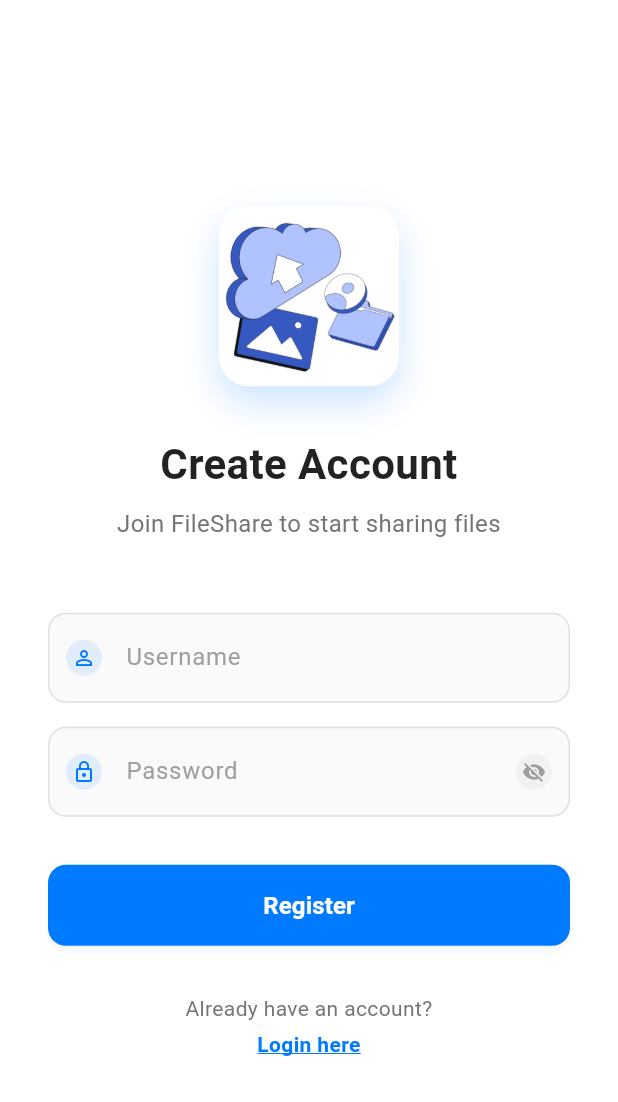
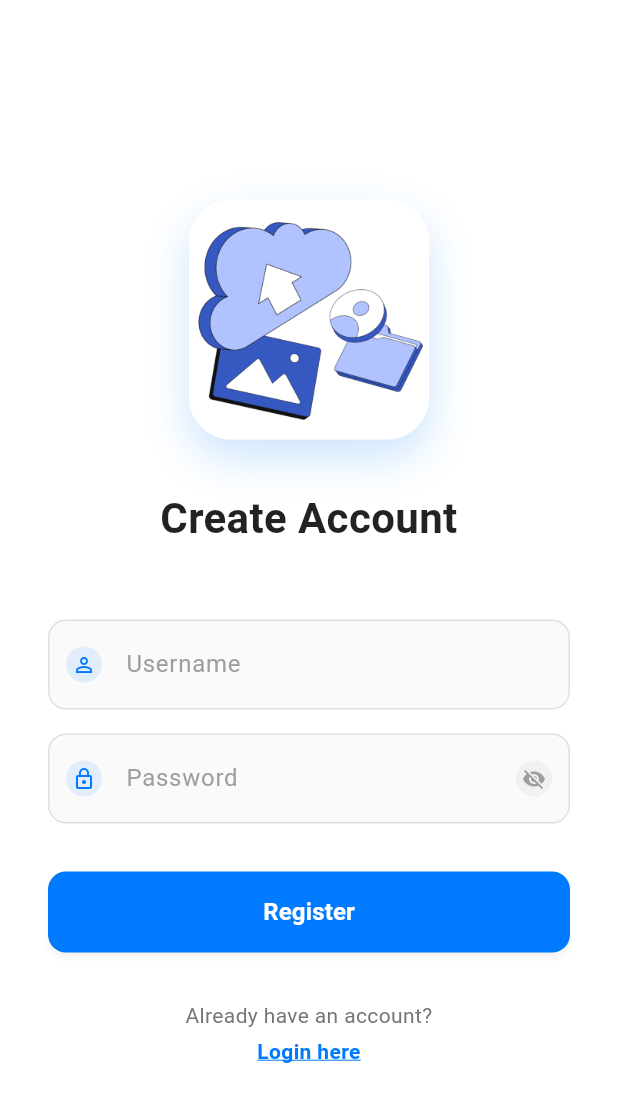
Before and after one commit to dadyutenga/file_share, a Flutter app: the RegisterScreen screen opened by its route, on a phone screen of 412 x 824 dp. Shown: the top 1102 px of the screen. Run offline on Flutter 3.47's test engine with Material 3 defaults, Android fonts, the phone set to English and light mode, and no system bars; our stand-ins replace connectivity_plus, device_info_plus, dio, file_picker, flutter_secure_storage, flutter_staggered_animations and 5 more; accounts and stored records are empty.

Commit message:
feat: Update RegisterScreen UI by increasing logo size and adjusting layout for improved visual balance

```diff
--- a/lib/screens/RegisterScreen.dart
+++ b/lib/screens/RegisterScreen.dart
@@ -262,21 +262,25 @@
                 // App logo/icon
                 Center(
                   child: Container(
-                    width: 120.0,
-                    height: 120.0,
+                    width: 160.0, // Increased from 120.0
+                    height: 160.0, // Increased from 120.0
                     decoration: BoxDecoration(
-                      borderRadius: BorderRadius.circular(20.0),
+                      borderRadius: BorderRadius.circular(
+                        28.0,
+                      ), // Increased from 20.0
                       boxShadow: [
                         BoxShadow(
                           color: const Color(0xFF007AFF).withOpacity(0.2),
-                          blurRadius: 20.0,
-                          offset: const Offset(0, 10),
+                          blurRadius: 25.0, // Increased from 20.0
+                          offset: const Offset(0, 12), // Increased from (0, 10)
                         ),
                       ],
                       color: Colors.white,
                     ),
                     child: ClipRRect(
-                      borderRadius: BorderRadius.circular(20.0),
+                      borderRadius: BorderRadius.circular(
+                        28.0,
+                      ), // Increased from 20.0
                       child: Container(
                         color: Colors.white, // Ensure white background
                         child: Image.asset(
@@ -287,7 +291,7 @@
                             return const Icon(
                               Icons.person_add,
                               color: Color(0xFF007AFF),
-                              size: 80.0,
+                              size: 100.0, // Increased from 80.0
                             );
                           },
                         ),
@@ -306,18 +310,9 @@
                     fontWeight: FontWeight.w700,
                   ),
                 ),
-                const SizedBox(height: 8.0),
-                // Subtitle
-                Text(
-                  'Join FileShare to start sharing files',
-                  textAlign: TextAlign.center,
-                  style: TextStyle(
-                    color: Colors.grey[600],
-                    fontSize: 16.0,
-                    fontWeight: FontWeight.w400,
-                  ),
-                ),
-                const SizedBox(height: 48.0),
+                const SizedBox(
+                  height: 48.0,
+                ), // Increased spacing to maintain visual balance
                 // Username field with circular design
                 TextField(
                   controller: _usernameController,
```
Also changed, not shown: file  app/Screenshot 2025-08-10 011321.png (deleted), file  app/Screenshot 2025-08-10 011416.png (deleted), file  app/Screenshot 2025-08-10 011514.png (deleted), file  app/Screenshot 2025-08-10 011702.png (deleted), file  app/Screenshot 2025-08-10 012950.png (deleted), file  app/Screenshot 2025-08-10 013504.png (deleted), file  app/Screenshot 2025-08-10 013545.png (deleted), file  app/Screenshot 2025-08-10 013721.png (deleted).
